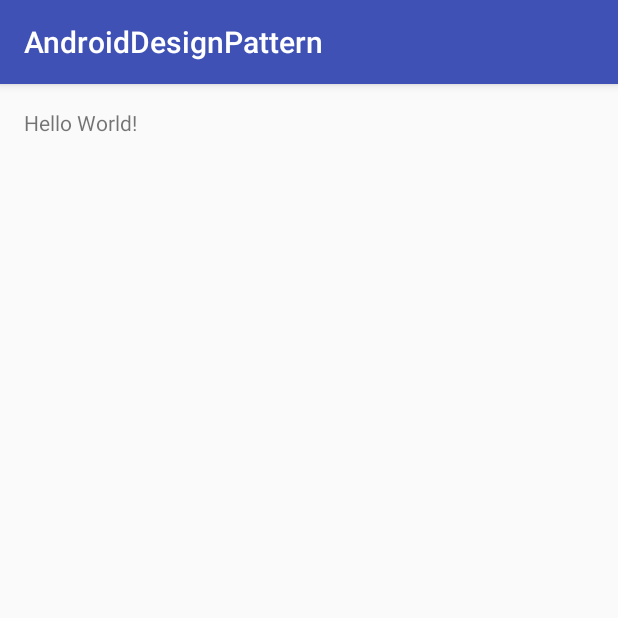
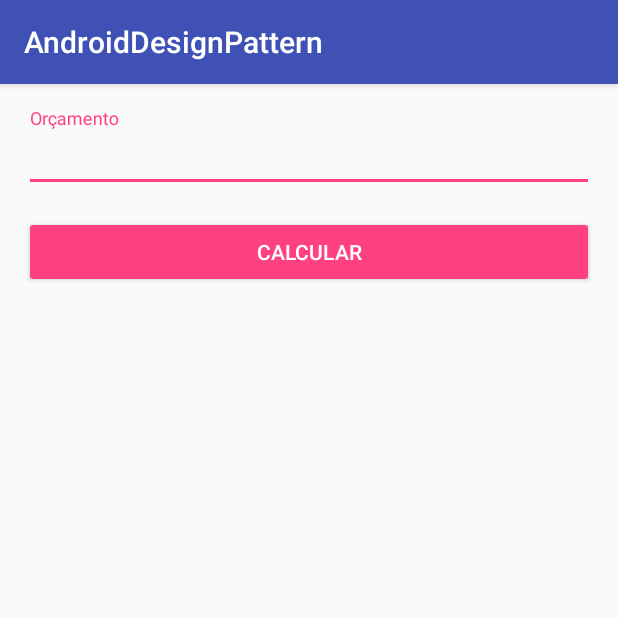
Before and after one commit to pcelestino/AndroidDesignPattern, an Android app: the screen it shows after launch (MainActivity), on a phone screen of 412 x 824 dp, the top half of it. Run offline under Robolectric (Android 15) with nearby library versions, the phone set to English and light mode, and no system bars.

```diff
--- a/app/build.gradle
+++ b/app/build.gradle
@@ -23,4 +23,5 @@ dependencies {
     compile fileTree(dir: 'libs', include: ['*.jar'])
     testCompile 'junit:junit:4.12'
     compile 'com.android.support:appcompat-v7:23.4.0'
+    compile 'com.android.support:design:23.4.0'
 }
--- a/app/src/main/java/br/edu/ffb/androiddesignpattern/MainActivity.java
+++ b/app/src/main/java/br/edu/ffb/androiddesignpattern/MainActivity.java
@@ -1,7 +1,18 @@
 package br.edu.ffb.androiddesignpattern;
 
+import android.os.Bundle;
+import android.support.design.widget.TextInputEditText;
 import android.support.v7.app.AppCompatActivity;
-import android.os.Bundle;
+import android.view.View;
+import android.widget.Button;
+import android.widget.TextView;
+
+import java.util.Locale;
+
+import br.edu.ffb.androiddesignpattern.classes.CalculadoraDeImposto;
+import br.edu.ffb.androiddesignpattern.classes.ImpostoIcms;
+import br.edu.ffb.androiddesignpattern.classes.ImpostoIss;
+import br.edu.ffb.androiddesignpattern.classes.Orcamento;
 
 public class MainActivity extends AppCompatActivity {
 
@@ -9,5 +20,42 @@ public class MainActivity extends AppCompatActivity {
     protected void onCreate(Bundle savedInstanceState) {
         super.onCreate(savedInstanceState);
         setContentView(R.layout.activity_main);
+
+        // coleta as referências visuais, Views
+        final TextInputEditText etOrcamento = (TextInputEditText) findViewById(R.id.et_orcamento);
+        Button btCalculaOrcamento = (Button) findViewById(R.id.bt_calcula_orcamento);
+        final TextView tvOrcamentoCalculado = (TextView) findViewById(R.id.tv_orcamento_calculado);
+
+        // para tentar minimizar os milhares de null exceptions do java
+        if (etOrcamento == null) return;
+        if (btCalculaOrcamento == null) return;
+        if (tvOrcamentoCalculado == null) return;
+
+        // ao clicar no botão Calcular é iniciado um evento
+        btCalculaOrcamento.setOnClickListener(new View.OnClickListener() {
+            @Override
+            public void onClick(View view) {
+
+                // converte a string para double
+                String strValorDoOrcamento = etOrcamento.getText().toString();
+                final double valorDoOrcamento = strValorDoOrcamento.isEmpty() ? 0 :
+                        Double.parseDouble(strValorDoOrcamento);
+
+                Orcamento orcamento = new Orcamento(valorDoOrcamento);
+
+                CalculadoraDeImposto calculadoraDeImposto = new CalculadoraDeImposto();
+
+                // realiza o cálculo dos impostos passando suas estratégias de imposto
+                double icms = calculadoraDeImposto.RealizaCalculo(orcamento, new ImpostoIcms());
+                double iss = calculadoraDeImposto.RealizaCalculo(orcamento, new ImpostoIss());
+
+                String orcamentoCalculado = String.format(new Locale("pt", "BR"), "ICMS: %.2f" +
+                        "\nISS: %.2f" +
+                        "\nValor Final: %.2f", icms, iss, valorDoOrcamento - icms - iss);
+
+                // exibe o resultado na view
+                tvOrcamentoCalculado.setText(orcamentoCalculado);
+            }
+        });
     }
 }
--- a/app/src/main/res/layout/activity_main.xml
+++ b/app/src/main/res/layout/activity_main.xml
@@ -9,8 +9,32 @@
     android:paddingTop="@dimen/activity_vertical_margin"
     tools:context="br.edu.ffb.androiddesignpattern.MainActivity">
 
+    <android.support.design.widget.TextInputLayout
+        android:id="@+id/il_orcamento"
+        android:layout_width="match_parent"
+        android:layout_height="wrap_content">
+
+        <android.support.design.widget.TextInputEditText
+            android:id="@+id/et_orcamento"
+            android:layout_width="match_parent"
+            android:layout_height="wrap_content"
+            android:hint="@string/budget"
+            android:inputType="numberDecimal" />
+    </android.support.design.widget.TextInputLayout>
+
+    <Button
+        android:id="@+id/bt_calcula_orcamento"
+        android:layout_width="match_parent"
+        android:layout_height="wrap_content"
+        android:layout_below="@+id/il_orcamento"
+        android:layout_marginTop="@dimen/activity_vertical_margin"
+        android:text="@string/calculate"
+        android:textColor="@android:color/white" />
+
     <TextView
-        android:layout_width="wrap_content"
+        android:id="@+id/tv_orcamento_calculado"
+        android:layout_width="match_parent"
         android:layout_height="wrap_content"
-        android:text="Hello World!" />
+        android:layout_below="@+id/bt_calcula_orcamento"
+        android:layout_marginTop="@dimen/activity_vertical_margin" />
 </RelativeLayout>
--- a/app/src/main/res/values/strings.xml
+++ b/app/src/main/res/values/strings.xml
@@ -1,3 +1,5 @@
 <resources>
     <string name="app_name">AndroidDesignPattern</string>
+    <string name="budget">Orçamento</string>
+    <string name="calculate">Calcular</string>
 </resources>
--- a/app/src/main/res/values/styles.xml
+++ b/app/src/main/res/values/styles.xml
@@ -6,6 +6,7 @@
         <item name="colorPrimary">@color/colorPrimary</item>
         <item name="colorPrimaryDark">@color/colorPrimaryDark</item>
         <item name="colorAccent">@color/colorAccent</item>
+        <item name="colorButtonNormal">@color/colorAccent</item>
     </style>
 
 </resources>
```
Also changed, not shown: app/src/main/java/br/edu/ffb/androiddesignpattern/Interfaces/IImposto.java (added, +10 -0 lines), app/src/main/java/br/edu/ffb/androiddesignpattern/classes/CalculadoraDeImposto.java (added, +14 -0 lines), app/src/main/java/br/edu/ffb/androiddesignpattern/classes/ImpostoIcms.java (added, +14 -0 lines), app/src/main/java/br/edu/ffb/androiddesignpattern/classes/ImpostoIss.java (added, +14 -0 lines), app/src/main/java/br/edu/ffb/androiddesignpattern/classes/Orcamento.java (added, +17 -0 lines).
